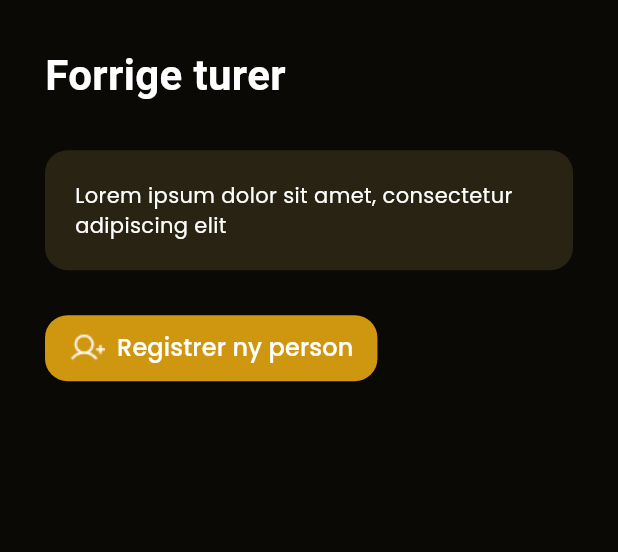
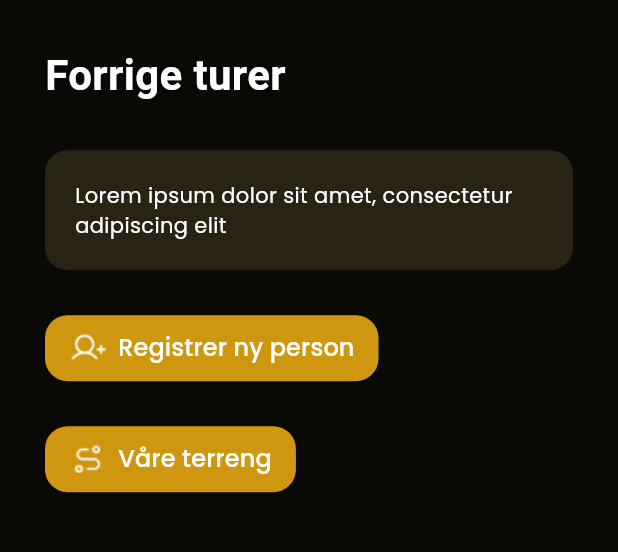
Before and after one commit to jorgthorGH/jakting, a Flutter app: the UserHomePage screen opened directly, on a phone screen of 412 x 824 dp, the part 247-799 px from its top. Run offline on Flutter 3.47's test engine with Material 3 defaults, Android fonts, the phone set to English and light mode, and no system bars; our stand-ins replace flutter_svg, google_fonts; Roboto replaces fonts that are missing (Aleo).

Commit message:
Små endringer på button.dart som gjør ikoner og tekst responsive + små routing endringer

```diff
--- a/lib/app.dart
+++ b/lib/app.dart
@@ -1,6 +1,7 @@
 import 'package:flutter/material.dart';
 import 'package:jaktapp/features/auth/presentation/pages/register_new_person.dart';
-import 'package:jaktapp/features/auth/presentation/pages/terreng.dart';
+import 'package:jaktapp/features/auth/presentation/pages/reserve_page.dart';
+import 'package:jaktapp/features/auth/presentation/pages/terreng_page.dart';
 import 'features/auth/presentation/pages/home_page.dart';
 import 'features/auth/presentation/pages/login_page.dart';
 import 'features/auth/presentation/pages/user_home_page.dart';
@@ -15,7 +16,7 @@ class MainApp extends StatelessWidget {
   Widget build(BuildContext context) {
     return const MaterialApp(
       debugShowCheckedModeBanner: false,
-      home: Terreng(),
+      home: AuthWrapper(),
     );
   }
 }
--- a/lib/core/constants/app_assets.dart
+++ b/lib/core/constants/app_assets.dart
@@ -1,14 +1,14 @@
 class AppAssets {
-  static const String jaktingHeader = 'assets/images/jakting.png';
-  static const String logoVector = 'assets/images/Vector.png';
-  static const String iconEmail = 'assets/images/emailicon.png';
-  static const String iconPassword = 'assets/images/pwicon.png';
-  static const String loginIcon = 'assets/images/loginIcon.png';
-  static const String regiIcon = 'assets/images/regiIcon.png';
-  static const String jaktingHeaderFull = 'assets/images/jaktingFull.png';
-  static const String vippsLogo = 'assets/images/vippsLogo.png';
-  static const String logoVectorSVG = 'assets/images/logoVector.svg';
-  static const String logoSmall = 'assets/images/logoSmall.svg';
+
+  // Icons
+  static const String personWhite = 'assets/images/personWhite.png';
+  static const String genderIcon = 'assets/images/genderIcon.png';
+  static const String calendarIcon = 'assets/images/calendarIcon.png';
+  static const String phoneIcon = 'assets/images/phoneIcon.png';
+  static const String terrengIkkeValgt = 'assets/images/terrengikkevalgt.png';
+  static const String merIkkeValgt = 'assets/images/merikkevalgt.png';
+  static const String varslerIkkeValgt = 'assets/images/varlser ikke valgt.png';
+  static const String minSideIkkeValgt = 'assets/images/minsideikkevalgt.png';
   static const String iconPerson = 'assets/images/person.png';
   static const String iconRegistrer = 'assets/images/registrer.png';
   static const String iconTelefon = 'assets/images/telefon.png';
@@ -19,12 +19,17 @@ class AppAssets {
   static const String varslerNav = 'assets/images/varslernav.png';
   static const String minSideNav = 'assets/images/minsidenav.png';
   static const String merNav = 'assets/images/menynav.png';
-  static const String terrengIkkeValgt = 'assets/images/terrengikkevalgt.png';
-  static const String merIkkeValgt = 'assets/images/merikkevalgt.png';
-  static const String varslerIkkeValgt = 'assets/images/varlser ikke valgt.png';
-  static const String minSideIkkeValgt = 'assets/images/minsideikkevalgt.png';
-  static const String personWhite = 'assets/images/personWhite.png';
-  static const String genderIcon = 'assets/images/genderIcon.png';
-  static const String calendarIcon = 'assets/images/calendarIcon.png';
-  static const String phoneIcon = 'assets/images/phoneIcon.png';
+  static const String vippsLogo = 'assets/images/vippsLogo.png';
+  static const String iconEmail = 'assets/images/emailicon.png';
+  static const String iconPassword = 'assets/images/pwicon.png';
+  static const String loginIcon = 'assets/images/loginIcon.png';
+  static const String regiIcon = 'assets/images/regiIcon.png';
+  static const String terrengIcon = 'assets/images/terrengIcon.png';
+
+  // Logo/header
+  static const String jaktingHeader = 'assets/images/jakting.png';
+  static const String logoVector = 'assets/images/Vector.png';
+  static const String jaktingHeaderFull = 'assets/images/jaktingFull.png';
+  static const String logoVectorSVG = 'assets/images/logoVector.svg';
+  static const String logoSmall = 'assets/images/logoSmall.svg';
 }
--- a/lib/core/widgets/button.dart
+++ b/lib/core/widgets/button.dart
@@ -1,5 +1,7 @@
 import 'package:flutter/material.dart';
 import 'package:google_fonts/google_fonts.dart';
+
+import '../utils/extensions.dart';
 
 class CustomButton extends StatelessWidget {
   final String text;
@@ -9,6 +11,7 @@ class CustomButton extends StatelessWidget {
   final Color textColor;
   final double? width;
   final double? height;
+  final double? iconSize;
   final bool isLoading;
 
   const CustomButton({
@@ -21,10 +24,13 @@ class CustomButton extends StatelessWidget {
     this.width,
     this.height,
     this.isLoading = false,
+    this.iconSize,
   });
 
   @override
   Widget build(BuildContext context) {
+    final double iconSizeResponsive = iconSize ?? context.width * 0.06;
+
     return SizedBox(
       width: width,
       height: 44,
@@ -38,10 +44,13 @@ class CustomButton extends StatelessWidget {
         ),
         onPressed: isLoading ? null : onPressed,
         child: isLoading
-          ? const SizedBox(
-            width: 24,
-            height: 24,
-            child: CircularProgressIndicator(color: Colors.white, strokeWidth: 2,)
+            ? SizedBox(
+                width: iconSizeResponsive,
+                height: iconSizeResponsive,
+                child: CircularProgressIndicator(
+                  color: Colors.white,
+                  strokeWidth: 2,
+                ),
               )
             : Row(
                 mainAxisSize: MainAxisSize.min,
@@ -49,23 +58,21 @@ class CustomButton extends StatelessWidget {
                 children: [
                   Image.asset(
                     btnIcon,
-              width: width,
-              height: height,
+                    width: iconSizeResponsive,
+                    height: iconSizeResponsive,
                   ),
 
                   const SizedBox(width: 8),
 
-            Text(
+                  Flexible(
+                    child: Text(
                       text,
-              style: GoogleFonts.poppins(
-                fontSize: 16,
-                color: textColor,
+                      style: GoogleFonts.poppins(fontSize: 16, color: textColor),
                     ),
                   ),
                 ],
-        )
+              ),
       ),
     );
-
   }
 }
--- a/lib/features/auth/presentation/pages/terreng.dart
+++ b/lib/features/auth/presentation/pages/terreng_page.dart
@@ -3,14 +3,12 @@ import 'package:jaktapp/core/widgets/card_scrollable.dart';
 import 'package:jaktapp/core/widgets/profile_header.dart';
 import 'package:jaktapp/core/widgets/scrollable_daypicker.dart';
 
-import '../../../../core/constants/app_assets_terreng.dart';
 import '../../../../core/data/mock_terreng_data.dart';
-import '../../../../core/models/terreng_data.dart';
 import '../../../../core/theme/app_colors.dart';
 import '../../../../core/utils/extensions.dart';
 
-class Terreng extends StatelessWidget {
-  const Terreng({super.key});
+class TerrengPage extends StatelessWidget {
+  const TerrengPage({super.key});
 
   @override
   Widget build(BuildContext context) {
--- a/lib/features/auth/presentation/pages/user_home_page.dart
+++ b/lib/features/auth/presentation/pages/user_home_page.dart
@@ -8,6 +8,7 @@ import 'package:jaktapp/core/widgets/profile_header.dart';
 import 'package:jaktapp/core/widgets/info_card.dart';
 import 'package:google_fonts/google_fonts.dart';
 import 'package:jaktapp/features/auth/presentation/pages/register_new_person.dart';
+import 'package:jaktapp/features/auth/presentation/pages/terreng_page.dart';
 
 import '../../../../core/utils/extensions.dart';
 import '../../../../core/theme/app_colors.dart';
@@ -72,6 +73,21 @@ class _UserHomePageState extends State<UserHomePage> {
                           textColor: Colors.white,
                         ),
                         const SizedBox(height: 30),
+
+                        CustomButton(
+                          text: "Våre terreng",
+                          btnIcon: AppAssets.terrengIcon,
+                          onPressed: () {
+                            Navigator.push(
+                              context,
+                              MaterialPageRoute(
+                                builder: (context) => const TerrengPage(),
+                              ),
+                            );
+                          },
+                          btnColor: AppColors.primaryBtnColor,
+                          textColor: AppColors.white,
+                        ),
                       ],
                     ),
                   ),
--- a/lib/features/home/presentation/pages/main_navigation.dart
+++ b/lib/features/home/presentation/pages/main_navigation.dart
@@ -5,6 +5,7 @@ import 'package:jaktapp/features/auth/presentation/pages/update_user.dart';
 import '../../../../core/widgets/more_menu_sheet.dart';
 import '../../../auth/presentation/pages/login_page.dart';
 import '../../../auth/presentation/pages/more_page.dart';
+import '../../../auth/presentation/pages/terreng_page.dart';
 import '../../../auth/presentation/pages/user_home_page.dart';
 
 class MainNavigation extends StatefulWidget {
@@ -19,9 +20,9 @@ class _MainNavigationState extends State<MainNavigation> {
 
   // Replace these with your actual page widgets
   final List<Widget> _pages = [
+    const TerrengPage(),
+    const _PlaceholderPage(title: "Varsler"),
     const UserHomePage(),
-    const _PlaceholderPage(title: "Varsler"),
-    const UpdateUser(),
     const SizedBox(),
   ];
 
```
Also changed, not shown: lib/features/auth/presentation/pages/reserve_page.dart (added, +36 -0 lines), assets/images/terrengIcon.png (added). Lines whose indentation alone changed are shown as unchanged.
